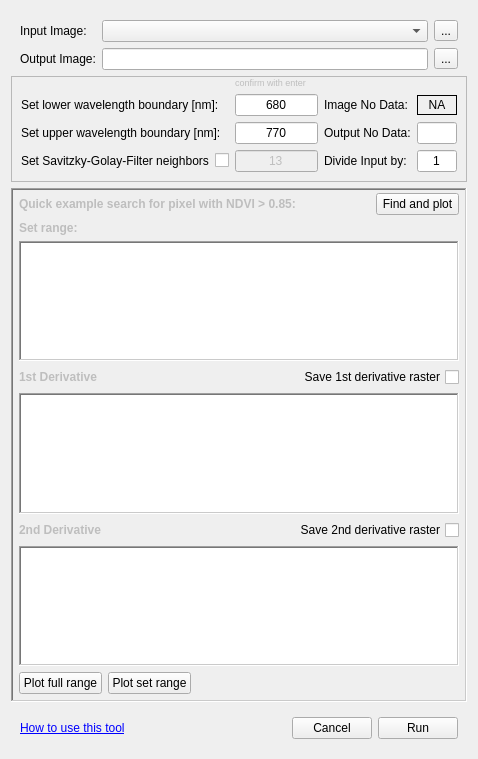
Above: enmapbox/apps/lmuvegetationapps/Resources/UserInterfaces/iREIP.ui from EnMAP-Box/enmap-box before the change. Below: the same form after it.
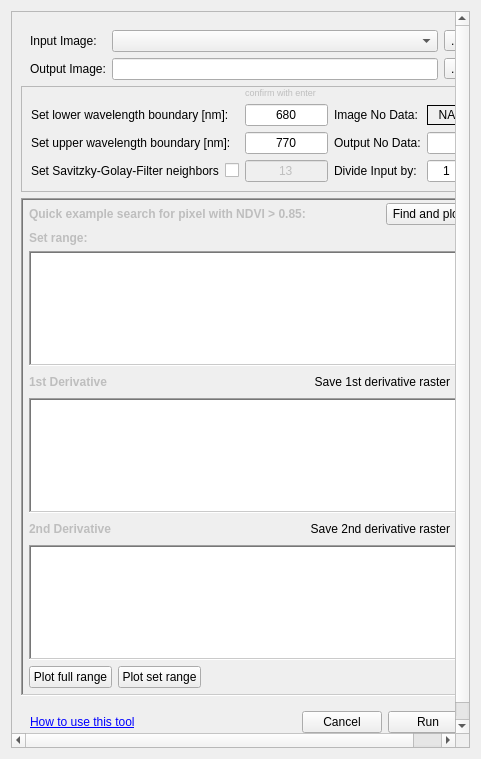
That is the form after the change. Custom widgets are drawn as their Qt base class.

Commit message: Added Scroll Bars to optimize layout adaptability across various laptop screen sizes (ASI, iREIP, EnHyR).

```diff
--- a/enmapbox/apps/lmuvegetationapps/Resources/UserInterfaces/iREIP.ui
+++ b/enmapbox/apps/lmuvegetationapps/Resources/UserInterfaces/iREIP.ui
@@ -7,7 +7,7 @@
    <rect>
     <x>0</x>
     <y>0</y>
-    <width>450</width>
+    <width>481</width>
     <height>759</height>
    </rect>
   </property>
@@ -31,6 +31,21 @@
   </property>
   <layout class="QVBoxLayout" name="verticalLayout">
    <item>
+    <widget class="QScrollArea" name="scrollArea">
+     <property name="widgetResizable">
+      <bool>true</bool>
+     </property>
+     <widget class="QWidget" name="scrollAreaWidgetContents">
+      <property name="geometry">
+       <rect>
+        <x>0</x>
+        <y>0</y>
+        <width>461</width>
+        <height>739</height>
+       </rect>
+      </property>
+      <layout class="QVBoxLayout" name="verticalLayout_2">
+       <item>
     <widget class="QFrame" name="frame_1">
      <property name="sizePolicy">
       <sizepolicy hsizetype="Preferred" vsizetype="Preferred">
@@ -878,6 +893,10 @@
    </item>
   </layout>
  </widget>
+    </widget>
+   </item>
+  </layout>
+ </widget>
  <customwidgets>
   <customwidget>
    <class>QgsMapLayerComboBox</class>
```
Left out of the diff: 15 changed lines with no effect on the pictures. Lines whose indentation alone changed are shown as unchanged. The commit also changes 2 other files.
